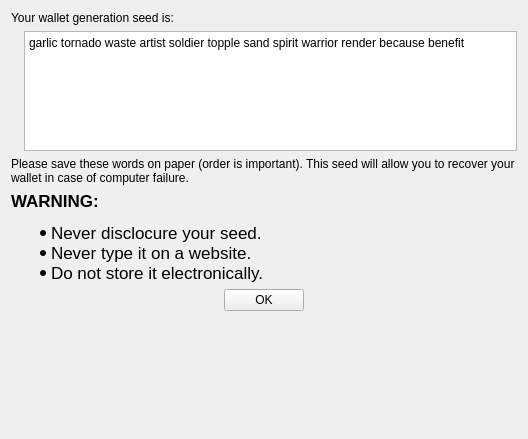
This is windows/newseed.ui in mwcproject/mwc-qt-wallet as Qt 5 draws it before an edit. The edited form follows.
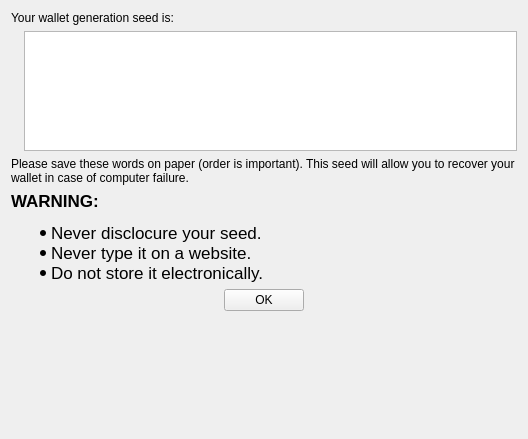
This is the edited form. Icons and pictures are not drawn.

Diff of the .ui file:
```diff
--- a/windows/newseed.ui
+++ b/windows/newseed.ui
@@ -74,8 +74,14 @@
          <height>120</height>
         </size>
        </property>
+       <property name="tabChangesFocus">
+        <bool>true</bool>
+       </property>
+       <property name="readOnly">
+        <bool>true</bool>
+       </property>
        <property name="plainText">
-        <string>garlic tornado waste artist soldier topple sand spirit warrior render because benefit</string>
+        <string/>
        </property>
       </widget>
      </item>
```
Left out of the diff: 6 changed lines with no effect on the pictures.
